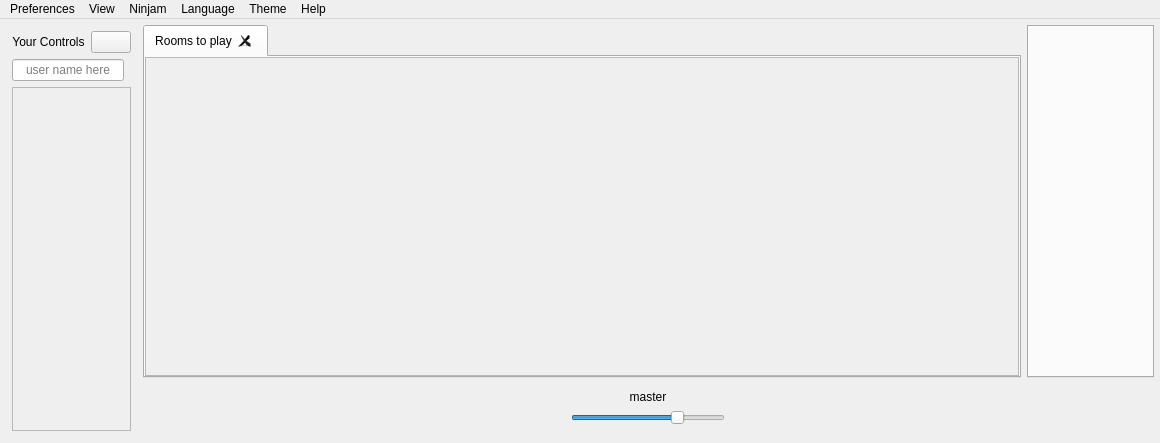
Before: the Qt Designer form src/Common/gui/MainWindow.ui in elieserdejesus/JamTaba, drawn with Qt 5.
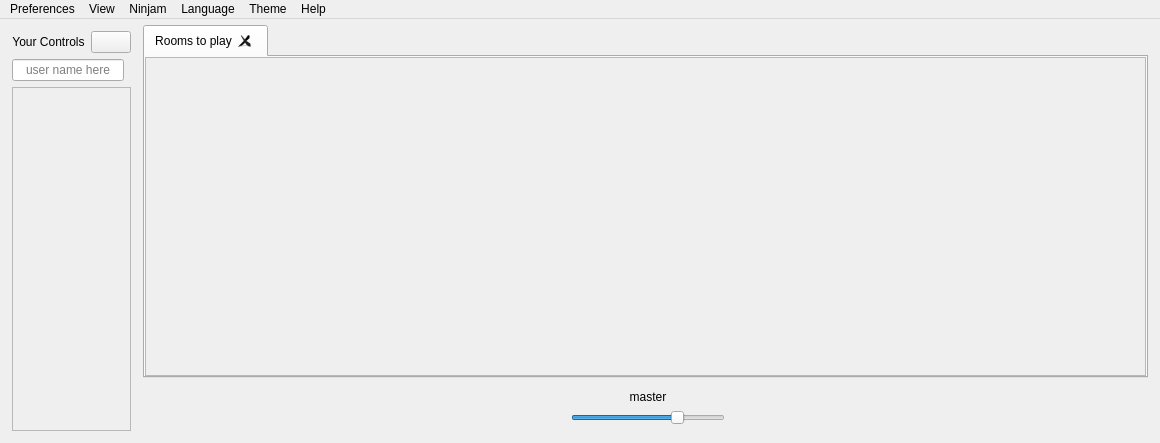
After: the same form once the commit is applied. Icons and pictures are not drawn. Custom widgets are drawn as their Qt base class.

Commit message:
:gem: Showing messages counter when chat is collapsed (close #929)
- Creating a new ChatTabWidget (Using QTabBar and QStackedWidget) component to collapse.

Patch:
```diff
--- a/src/Common/gui/MainWindow.ui
+++ b/src/Common/gui/MainWindow.ui
@@ -14,7 +14,7 @@
    <string notr="true">Jamtaba</string>
   </property>
   <widget class="QWidget" name="centralWidget">
-   <layout class="QGridLayout" name="gridLayout">
+   <layout class="QGridLayout" name="gridLayout" columnstretch="0,1,0">
     <property name="sizeConstraint">
      <enum>QLayout::SetDefaultConstraint</enum>
     </property>
@@ -33,104 +33,6 @@
     <property name="spacing">
      <number>6</number>
     </property>
-    <item row="0" column="1">
-     <widget class="QTabWidget" name="contentTabWidget">
-      <property name="sizePolicy">
-       <sizepolicy hsizetype="Expanding" vsizetype="Expanding">
-        <horstretch>1</horstretch>
-        <verstretch>1</verstretch>
-       </sizepolicy>
-      </property>
-      <property name="focusPolicy">
-       <enum>Qt::NoFocus</enum>
-      </property>
-      <property name="tabPosition">
-       <enum>QTabWidget::North</enum>
-      </property>
-      <property name="tabShape">
-       <enum>QTabWidget::Rounded</enum>
-      </property>
-      <property name="currentIndex">
-       <number>0</number>
-      </property>
-      <property name="elideMode">
-       <enum>Qt::ElideLeft</enum>
-      </property>
-      <property name="documentMode">
-       <bool>false</bool>
-      </property>
-      <property name="tabsClosable">
-       <bool>true</bool>
-      </property>
-      <widget class="QWidget" name="tab">
-       <attribute name="title">
-        <string>Rooms to play</string>
-       </attribute>
-       <layout class="QVBoxLayout" name="tabLayout">
-        <property name="spacing">
-         <number>0</number>
-        </property>
-        <property name="leftMargin">
-         <number>0</number>
-        </property>
-        <property name="topMargin">
-         <number>0</number>
-        </property>
-        <property name="rightMargin">
-         <number>0</number>
-        </property>
-        <property name="bottomMargin">
-         <number>0</number>
-        </property>
-        <item>
-         <widget class="QScrollArea" name="allRoomsScroll">
-          <property name="styleSheet">
-           <string notr="true"/>
-          </property>
-          <property name="verticalScrollBarPolicy">
-           <enum>Qt::ScrollBarAsNeeded</enum>
-          </property>
-          <property name="horizontalScrollBarPolicy">
-           <enum>Qt::ScrollBarAsNeeded</enum>
-          </property>
-          <property name="widgetResizable">
-           <bool>true</bool>
-          </property>
-          <widget class="QWidget" name="allRoomsContent">
-           <property name="geometry">
-            <rect>
-             <x>0</x>
-             <y>0</y>
-             <width>843</width>
-             <height>302</height>
-            </rect>
-           </property>
-          </widget>
-         </widget>
-        </item>
-       </layout>
-      </widget>
-     </widget>
-    </item>
-    <item row="0" column="2">
-     <widget class="QTabWidget" name="chatTabWidget">
-      <property name="sizePolicy">
-       <sizepolicy hsizetype="MinimumExpanding" vsizetype="Expanding">
-        <horstretch>0</horstretch>
-        <verstretch>0</verstretch>
-       </sizepolicy>
-      </property>
-      <property name="focusPolicy">
-       <enum>Qt::NoFocus</enum>
-      </property>
-      <property name="currentIndex">
-       <number>-1</number>
-      </property>
-      <property name="tabsClosable">
-       <bool>true</bool>
-      </property>
-     </widget>
-    </item>
     <item row="1" column="1" colspan="2">
      <widget class="QWidget" name="bottomPanel" native="true">
       <layout class="QHBoxLayout" name="bottomPanelLayout">
@@ -431,6 +333,85 @@
       </layout>
      </widget>
     </item>
+    <item row="0" column="1">
+     <widget class="QTabWidget" name="contentTabWidget">
+      <property name="sizePolicy">
+       <sizepolicy hsizetype="Expanding" vsizetype="Expanding">
+        <horstretch>1</horstretch>
+        <verstretch>1</verstretch>
+       </sizepolicy>
+      </property>
+      <property name="focusPolicy">
+       <enum>Qt::NoFocus</enum>
+      </property>
+      <property name="tabPosition">
+       <enum>QTabWidget::North</enum>
+      </property>
+      <property name="tabShape">
+       <enum>QTabWidget::Rounded</enum>
+      </property>
+      <property name="currentIndex">
+       <number>0</number>
+      </property>
+      <property name="elideMode">
+       <enum>Qt::ElideLeft</enum>
+      </property>
+      <property name="documentMode">
+       <bool>false</bool>
+      </property>
+      <property name="tabsClosable">
+       <bool>true</bool>
+      </property>
+      <widget class="QWidget" name="tab">
+       <attribute name="title">
+        <string>Rooms to play</string>
+       </attribute>
+       <layout class="QVBoxLayout" name="tabLayout">
+        <property name="spacing">
+         <number>0</number>
+        </property>
+        <property name="leftMargin">
+         <number>0</number>
+        </property>
+        <property name="topMargin">
+         <number>0</number>
+        </property>
+        <property name="rightMargin">
+         <number>0</number>
+        </property>
+        <property name="bottomMargin">
+         <number>0</number>
+        </property>
+        <item>
+         <widget class="QScrollArea" name="allRoomsScroll">
+          <property name="styleSheet">
+           <string notr="true"/>
+          </property>
+          <property name="verticalScrollBarPolicy">
+           <enum>Qt::ScrollBarAsNeeded</enum>
+          </property>
+          <property name="horizontalScrollBarPolicy">
+           <enum>Qt::ScrollBarAsNeeded</enum>
+          </property>
+          <property name="widgetResizable">
+           <bool>true</bool>
+          </property>
+          <widget class="QWidget" name="allRoomsContent">
+           <property name="geometry">
+            <rect>
+             <x>0</x>
+             <y>0</y>
+             <width>970</width>
+             <height>302</height>
+            </rect>
+           </property>
+          </widget>
+         </widget>
+        </item>
+       </layout>
+      </widget>
+     </widget>
+    </item>
    </layout>
   </widget>
   <widget class="QMenuBar" name="menuBar">
```
Left out of the diff: 13 changed lines with no effect on the pictures. The commit also changes 14 other files.
